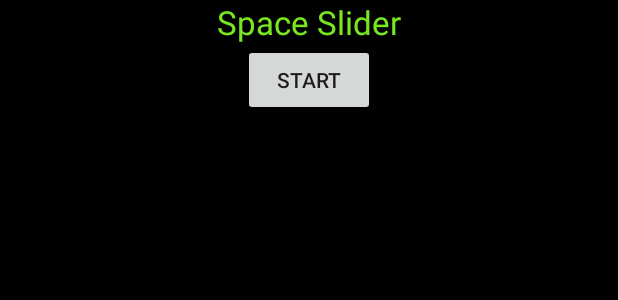
After one commit to haemishkyd/Space_Slider, an Android app: the layout startup.xml on its own in the app's theme, with its tools: preview values and no code run, on a phone screen of 412 x 824 dp. The commit adds this screen. Shown: the top 300 px of the screen. Run offline under Robolectric (Android 15) with nearby library versions, the phone set to English and light mode, and no system bars.

```diff
--- /dev/null
+++ b/app/src/main/res/layout/startup.xml
@@ -0,0 +1,24 @@
+<?xml version="1.0" encoding="utf-8"?>
+<LinearLayout xmlns:android="http://schemas.android.com/apk/res/android"
+    android:orientation="vertical" android:layout_width="match_parent"
+    android:layout_height="match_parent"
+    android:background="#010101"
+    android:weightSum="1">
+
+    <TextView
+        android:layout_width="wrap_content"
+        android:layout_height="wrap_content"
+        android:textAppearance="?android:attr/textAppearanceLarge"
+        android:text="Space Slider"
+        android:id="@+id/textView"
+        android:layout_gravity="center_horizontal"
+        android:textColor="#79e720" />
+
+    <Button
+        android:layout_width="wrap_content"
+        android:layout_height="wrap_content"
+        android:text="Start"
+        android:id="@+id/button"
+        android:layout_gravity="center_horizontal"
+        android:onClick="gameStartButtonPushed" />
+</LinearLayout>
```
Also changed, not shown: app/src/main/java/spaceslider/com/GameLoopThread.java (+19 -1 lines), app/src/main/java/spaceslider/com/GameView.java (+43 -4 lines).
